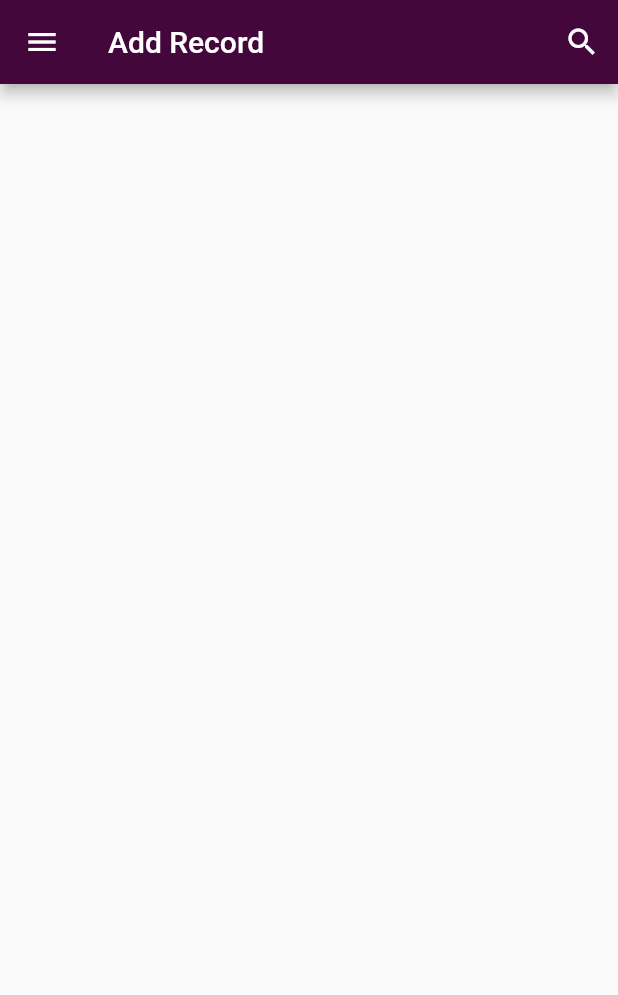
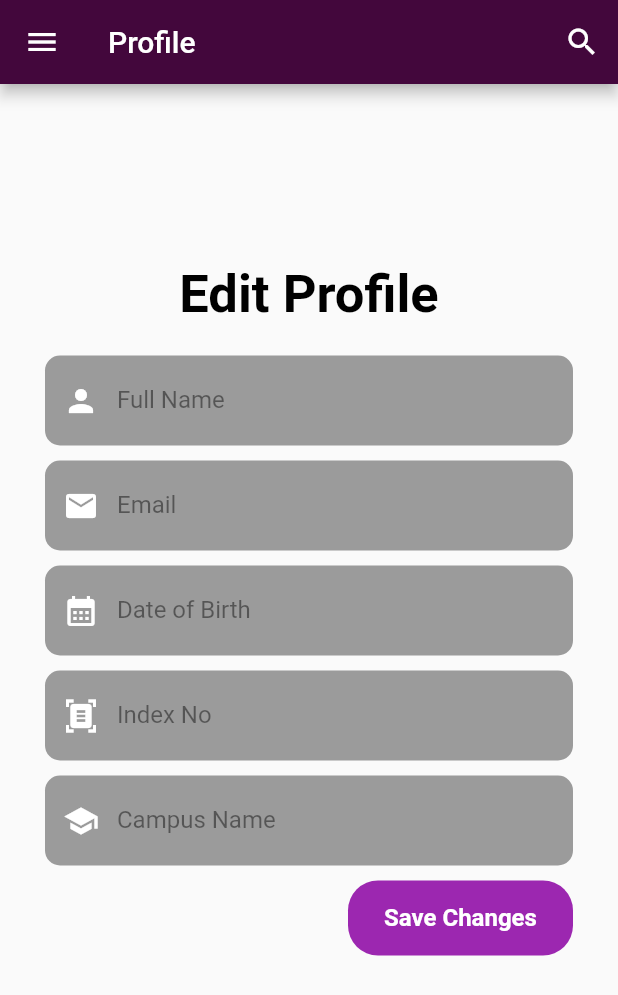
Before and after one commit to Judy0817/Mobile-App-Login-Page-Flutter, a Flutter app: the DisplayRecord screen opened directly, on a phone screen of 412 x 824 dp. Shown: the top 995 px of the screen. Run offline on Flutter 3.47's test engine with Material 2 defaults, Android fonts, the phone set to English and light mode, and no system bars; our stand-ins replace firebase_auth, firebase_core, firebase_database; accounts and stored records are empty.

Commit message:
version 1.2

```diff
--- a/lib/Reusable/reusable.dart
+++ b/lib/Reusable/reusable.dart
@@ -1,7 +1,6 @@
 import 'package:flutter/material.dart';
 import '../Screens/home.dart';
 import '../Screens/loginScreen.dart';
-
 
 Align SignInSignUpBtn(String text, Function() onTap) {
   return Align(
@@ -72,7 +71,6 @@ Widget MyDrawer(BuildContext context, String email, String name) {
                 context, MaterialPageRoute(builder: (context) => Home()));
           },
         ),
-
         ListTile(
           leading: Icon(Icons.settings),
           title: Text("Settings"),
@@ -87,8 +85,8 @@ Widget MyDrawer(BuildContext context, String email, String name) {
           leading: Icon(Icons.login),
           title: Text("Sign In"),
           onTap: () {
-            Navigator.push(
-                context, MaterialPageRoute(builder: (context) => LoginScreen()));
+            Navigator.push(context,
+                MaterialPageRoute(builder: (context) => LoginScreen()));
           },
         ),
         ListTile(
@@ -96,14 +94,12 @@ Widget MyDrawer(BuildContext context, String email, String name) {
           title: Text("LogOut"),
           onTap: () {},
         ),
-
-
       ],
     ),
   );
 }
 
-SnackBar errorMessage(String msg){
+SnackBar errorMessage(String msg) {
   return SnackBar(
     content: Container(
         padding: const EdgeInsets.all(16),
@@ -114,18 +110,19 @@ SnackBar errorMessage(String msg){
         ),
         child: Column(
           children: [
-            const Text("ERROR",
+            const Text(
+              "ERROR",
               style: TextStyle(fontSize: 16, color: Colors.black87),
             ),
             const Padding(padding: EdgeInsets.fromLTRB(0, 10, 0, 0)),
-            Text(msg,
-              style: const TextStyle(color: Colors.black54,fontSize: 14),
+            Text(
+              msg,
+              style: const TextStyle(color: Colors.black54, fontSize: 14),
               maxLines: 2,
               overflow: TextOverflow.ellipsis,
             ),
           ],
-        )
-    ),
+        )),
     behavior: SnackBarBehavior.fixed,
     backgroundColor: Colors.transparent,
     elevation: 0,
@@ -157,3 +154,32 @@ Align SignInSignUpBtnearlier(String text, {required void Function() onTap}) {
         ),
       ));
 }
+
+
+Widget ReusableTextField(TextInputType type, String hintText, IconData icontype,TextEditingController myController) {
+  return Container(
+    alignment: Alignment.center,
+    decoration: BoxDecoration(
+      color: Colors.black38,
+      borderRadius: BorderRadius.circular(10),
+    ),
+    height: 60.0,
+    child: TextField(
+      controller: myController,
+      keyboardType: type,
+      style: TextStyle(color: Colors.white),
+      decoration: InputDecoration(
+        border: InputBorder.none,
+        contentPadding: EdgeInsets.only(top: 14.0),
+        prefixIcon: Icon(
+          icontype,
+          color: Colors.white,
+        ),
+        hintText: hintText,
+        hintStyle: TextStyle(
+          color: Colors.black45,
+        ),
+      ),
+    ),
+  );
+}
--- a/lib/Screens/DisplayRecord.dart
+++ b/lib/Screens/DisplayRecord.dart
@@ -1,7 +1,14 @@
+import 'package:firebase_core/firebase_core.dart';
 import 'package:flutter/material.dart';
 import 'package:flutter/services.dart';
+import 'package:firebase_database/firebase_database.dart';
+import 'package:login_flutter/Screens/viewRecord.dart';
+import '../Reusable/reusable.dart';
 
-import '../Reusable/reusable.dart';
+FirebaseDatabase database = FirebaseDatabase.instance;
+final firebaseApp = Firebase.app();
+final rtdb = FirebaseDatabase.instanceFor(app: firebaseApp, databaseURL: 'https://your-realtime-database-url.firebaseio.com/');
+DatabaseReference ref = FirebaseDatabase.instance.ref("User Data/");
 
 class DisplayRecord extends StatefulWidget {
   const DisplayRecord({Key? key}) : super(key: key);
@@ -11,11 +18,19 @@ class DisplayRecord extends StatefulWidget {
 }
 
 class _DisplayRecordState extends State<DisplayRecord> {
+
+  final TextEditingController _fullNameTextController = TextEditingController();
+  final TextEditingController _emailTextController = TextEditingController();
+  final TextEditingController _birthdayTextController = TextEditingController();
+  final TextEditingController _indexNoTextController = TextEditingController();
+  final TextEditingController _campusNameTextController = TextEditingController();
+
+
   @override
   Widget build(BuildContext context) {
     return Scaffold(
-      appBar: MyappBar("Add Record"),
-      drawer: MyDrawer(context,"judykaushalya3@gmail.com","Judy kaushalya"),
+      appBar: MyappBar("Profile"),
+      drawer: MyDrawer(context, "judykaushalya3@gmail.com", "Judy kaushalya"),
       body: AnnotatedRegion<SystemUiOverlayStyle>(
         value: SystemUiOverlayStyle.light,
         child: GestureDetector(
@@ -24,20 +39,84 @@ class _DisplayRecordState extends State<DisplayRecord> {
               Container(
                 height: double.infinity,
                 width: double.infinity,
-
                 child: SingleChildScrollView(
                   physics: AlwaysScrollableScrollPhysics(),
                   padding: EdgeInsets.symmetric(
-                    horizontal: 25.0,
+                    horizontal: 30.0,
                     vertical: 120.0,
                   ),
                   child: Column(
                     mainAxisAlignment: MainAxisAlignment.center,
                     children: [
-                      SizedBox(
-                        height: 50.0,
+                      Text(
+                        "Edit Profile",
+                        style: TextStyle(
+                          fontSize: 35.0,
+                          fontWeight: FontWeight.bold,
+                          color: Colors.black,
+                        ),
                       ),
+                      SizedBox(height: 20.0),
+                      ReusableTextField(
+                        TextInputType.text,
+                        "Full Name",
+                        Icons.person,
+                        _fullNameTextController,
+                      ),
+                      SizedBox(height: 10.0),
+                      ReusableTextField(
+                        TextInputType.emailAddress,
+                        "Email",
+                        Icons.email,
+                          _emailTextController
+                      ),
+                      SizedBox(height: 10.0),
+                      ReusableTextField(
+                        TextInputType.datetime,
+                        "Date of Birth",
+                        Icons.calendar_month,
+                          _birthdayTextController
+                      ),
+                      SizedBox(height: 10.0),
+                      ReusableTextField(
+                        TextInputType.text,
+                        "Index No",
+                        Icons.document_scanner,
+                          _indexNoTextController
+                      ),
+                      SizedBox(height: 10.0),
+                      ReusableTextField(
+                        TextInputType.text,
+                        "Campus Name",
+                        Icons.school,
+                          _campusNameTextController
+                      ),
+                      SizedBox(height: 10.0),
+                      SignInSignUpBtn(
+                        "Save Changes",
+                        () async {
+                          if(_fullNameTextController.text=="" || _emailTextController.text=="" || _birthdayTextController.text=="" || _indexNoTextController.text=="" || _fullNameTextController.text=="" || _campusNameTextController.text=="" ){
+                            ScaffoldMessenger.of(context).showSnackBar(
+                                errorMessage("Please Fill all details."));
+                          }else{
+                            await ref.set({
 
+                              "FullName":_fullNameTextController.text,
+                              "Email":_emailTextController.text,
+                              "Date Of Birth":_birthdayTextController.text,
+                              "Index No":_indexNoTextController.text,
+                              "Campus Name":_campusNameTextController.text,
+                            }
+                            );
+                            Navigator.push(
+                              context,
+                              MaterialPageRoute(
+                                builder: (context) => const ViewRecord(),
+                              ),
+                            );
+                          }
+
+                        }),
                     ],
                   ),
                 ),
--- a/lib/Screens/home.dart
+++ b/lib/Screens/home.dart
@@ -28,7 +28,7 @@ class _HomeState extends State<Home> {
             color: Colors.black, borderRadius: BorderRadius.circular(8)),
         child: Center(
           child: Text(
-            "Display Record",
+            "Edit Profile",
             style: TextStyle(color: Colors.white, fontWeight: FontWeight.bold),
           ),
         ),
@@ -49,7 +49,7 @@ class _HomeState extends State<Home> {
             color: Colors.black, borderRadius: BorderRadius.circular(8)),
         child: Center(
           child: Text(
-            "View Record",
+            "View Profile Details",
             style: TextStyle(color: Colors.white, fontWeight: FontWeight.bold),
           ),
         ),
--- a/pubspec.yaml
+++ b/pubspec.yaml
@@ -37,6 +37,7 @@ dependencies:
   cupertino_icons: ^1.0.2
   firebase_core: ^2.14.0
   firebase_auth: ^4.6.3
+  firebase_database: ^10.2.3
 
 dev_dependencies:
   flutter_test:
```
Also changed, not shown: pubspec.lock, 1 other file.
